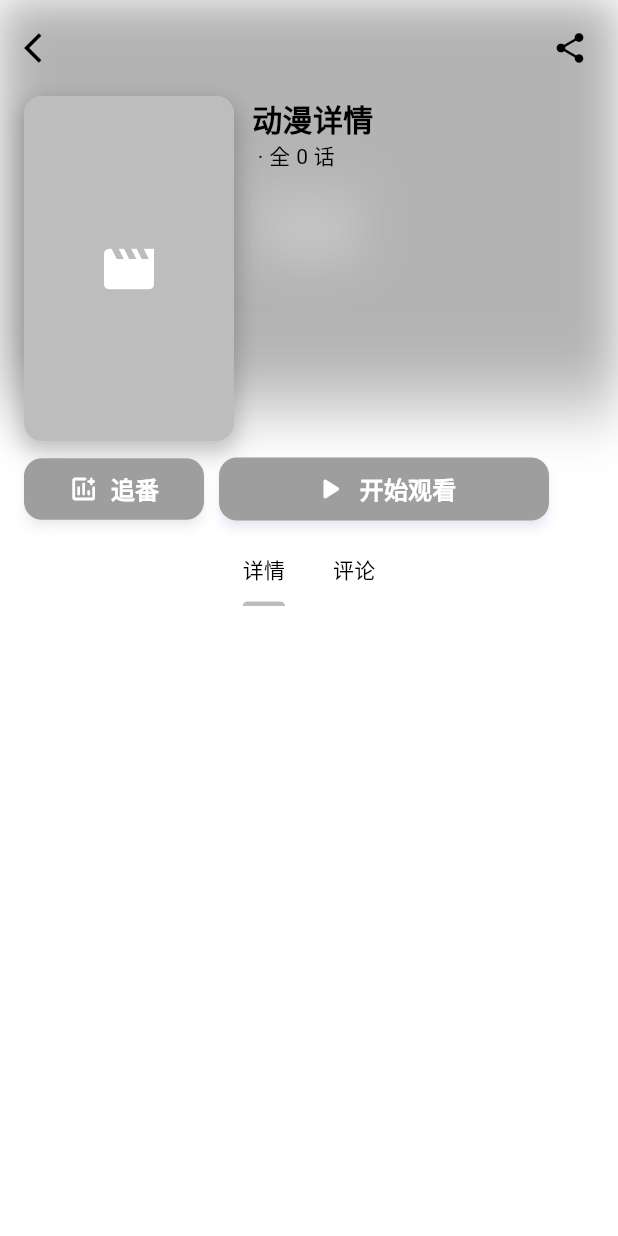
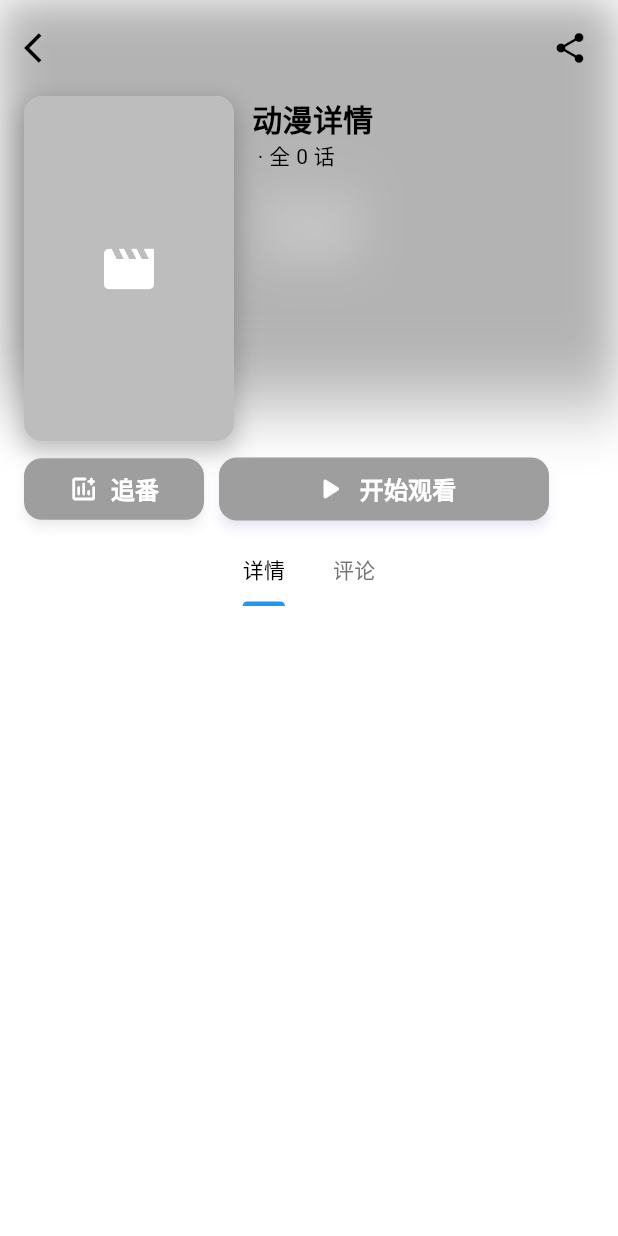
Before and after one commit to LiggMax/Flutter-Anime, a Flutter app: the AnimeDataPage screen opened directly with empty values, on a phone screen of 412 x 824 dp. Run offline on Flutter 3.47's test engine with Material 3 defaults, Android fonts, the phone set to English and light mode, and no system bars; our stand-ins replace curved_navigation_bar, dio, shared_preferences; missing offline and left inert: media_kit, media_kit_video; accounts and stored records are empty; network calls fail.

Commit message:
fix(tab): 修复标签在深色主题下选中时不明显问题

```diff
--- a/lib/controllers/theme_controller.dart
+++ b/lib/controllers/theme_controller.dart
@@ -63,7 +63,7 @@ class ThemeController extends ChangeNotifier {
     brightness: Brightness.dark,
     colorScheme: const ColorScheme.dark(
       surface: Color(0xFF121012), // 深色主题的surface背景色
-      primary: Colors.black, // 主色调
+      primary: Colors.blue, // 主色调改为蓝色，确保在深色主题下可见
     ),
     appBarTheme: const AppBarTheme(
       backgroundColor: Colors.transparent,
--- a/lib/page/animeinfos/anime_head.dart
+++ b/lib/page/animeinfos/anime_head.dart
@@ -234,13 +234,15 @@ class AnimeDetailTabBar extends StatelessWidget implements PreferredSizeWidget {
         isScrollable: false,
         tabAlignment: TabAlignment.center,
         dividerHeight: 0,
-        labelColor: innerBoxIsScrolled ? Colors.black : Colors.black,
-        unselectedLabelColor: innerBoxIsScrolled
-            ? Colors.black
+        labelColor: Theme.of(context).brightness == Brightness.dark
+            ? Colors.white
             : Colors.black,
-        indicatorColor: innerBoxIsScrolled
-            ? Theme.of(context).primaryColor
-            : Colors.black26,
+        unselectedLabelColor: Theme.of(context).brightness == Brightness.dark
+            ? Colors.grey[400]
+            : Colors.grey[600],
+        indicatorColor: Theme.of(context).brightness == Brightness.dark
+            ? Colors.blue
+            : Theme.of(context).primaryColor,
         tabs: tabs.map((name) => Tab(text: name)).toList(),
       ),
     );
@@ -334,10 +336,7 @@ class BangumiInfoCard extends StatelessWidget {
         // 标题
         Text(
           bangumiItem.displayName,
-          style: const TextStyle(
-            fontSize: 20,
-            fontWeight: FontWeight.bold,
-          ),
+          style: const TextStyle(fontSize: 20, fontWeight: FontWeight.bold),
           maxLines: 2,
           overflow: TextOverflow.ellipsis,
         ),
@@ -389,10 +388,7 @@ class BangumiInfoCard extends StatelessWidget {
 
           Text(
             '${bangumiItem.totalRatingCount} 人评分 / #${bangumiItem.rating!.rank}',
-            style: const TextStyle(
-              fontSize: 12,
-              fontWeight: FontWeight.w500,
-            ),
+            style: const TextStyle(fontSize: 12, fontWeight: FontWeight.w500),
           ),
         ],
 
```
